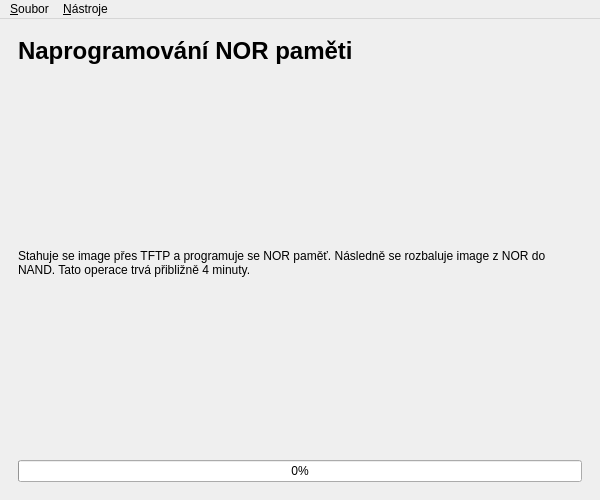
The window that gui/installer.ui (turris-cz/rtools-gui) describes before a commit, drawn with Qt 5.
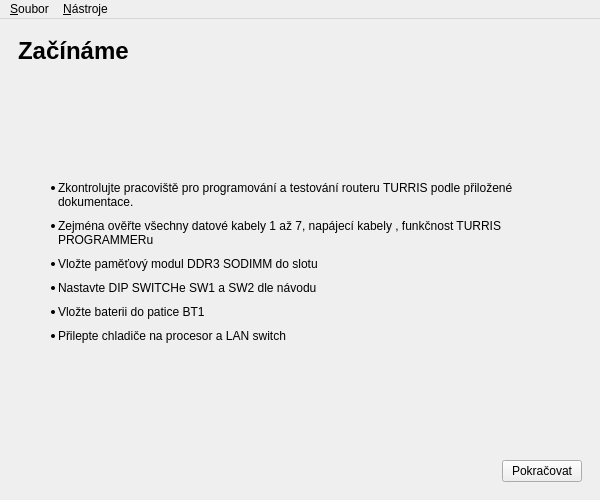
The same window after the commit. The open tabs and pages were chosen to show the change. Icons and pictures are not drawn.

What changed in the file:
```diff
--- a/gui/installer.ui
+++ b/gui/installer.ui
@@ -329,43 +329,6 @@
         </item>
        </layout>
       </widget>
-      <widget class="QWidget" name="tftpBoot">
-       <layout class="QVBoxLayout" name="verticalLayout_21">
-        <item>
-         <widget class="QLabel" name="label_23">
-          <property name="text">
-           <string>&lt;h1&gt;Naprogramování NOR paměti&lt;/h1&gt;</string>
-          </property>
-         </widget>
-        </item>
-        <item>
-         <widget class="QLabel" name="label_34">
-          <property name="sizePolicy">
-           <sizepolicy hsizetype="Preferred" vsizetype="Preferred">
-            <horstretch>1</horstretch>
-            <verstretch>1</verstretch>
-           </sizepolicy>
-          </property>
-          <property name="text">
-           <string>Stahuje se image přes TFTP a programuje se NOR paměť. Následně se rozbaluje image z NOR do NAND. Tato operace trvá přibližně 4 minuty.</string>
-          </property>
-          <property name="wordWrap">
-           <bool>true</bool>
-          </property>
-         </widget>
-        </item>
-        <item>
-         <widget class="QProgressBar" name="progressBar_6">
-          <property name="maximum">
-           <number>100</number>
-          </property>
-          <property name="value">
-           <number>0</number>
-          </property>
-         </widget>
-        </item>
-       </layout>
-      </widget>
       <widget class="QWidget" name="beforeTests">
        <layout class="QVBoxLayout" name="verticalLayout_15">
         <item>
```
Left out of the diff: 40 changed lines with no effect on the pictures.
